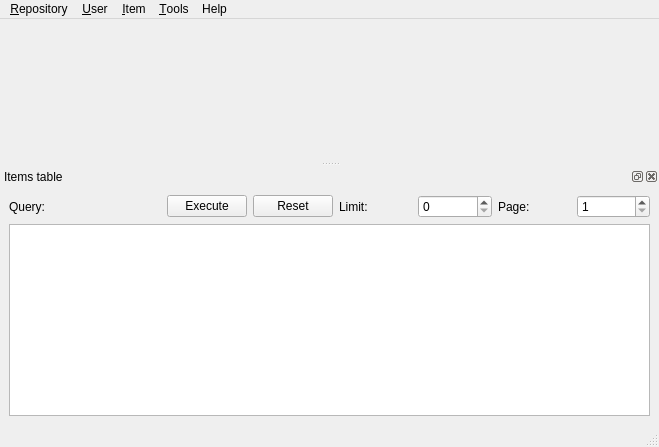
Qt form ui/mainwindow.ui (vlkv/reggata) before a commit.
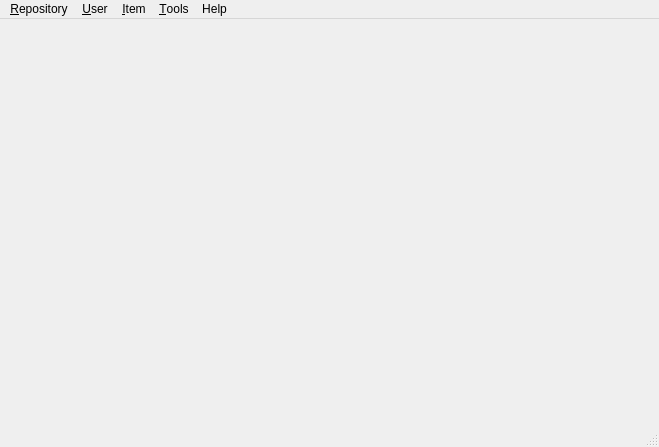
The same form after that commit. Icons and pictures are not drawn.

Commit message: Refactoring: move items table to a separate dock widget class

```diff
--- a/ui/mainwindow.ui
+++ b/ui/mainwindow.ui
@@ -112,95 +112,9 @@
    <addaction name="menuTools" />
    <addaction name="menuHelp" />
   </widget>
-  <widget class="QStatusBar" name="statusbar" />
-  <widget class="QDockWidget" name="dockWidget_items_table" >
-   <property name="floating" >
-    <bool>false</bool>
-   </property>
-   <property name="features" >
-    <set>QDockWidget::AllDockWidgetFeatures</set>
-   </property>
-   <property name="windowTitle" >
-    <string>Items table</string>
-   </property>
-   <attribute name="dockWidgetArea" >
-    <number>8</number>
-   </attribute>
-   <widget class="QWidget" name="dockWidgetContents" >
-    <layout class="QVBoxLayout" name="verticalLayout" >
-     <item>
-      <layout class="QHBoxLayout" name="horizontalLayout" >
-       <item>
-        <widget class="QLabel" name="label" >
-         <property name="text" >
-          <string>Query:</string>
-         </property>
-        </widget>
-       </item>
-       <item>
-        <widget class="QWidget" native="1" name="widget_lineEdit_query" />
-       </item>
-       <item>
-        <widget class="QPushButton" name="pushButton_query_exec" >
-         <property name="text" >
-          <string>Execute</string>
-         </property>
-        </widget>
-       </item>
-       <item>
-        <widget class="QPushButton" name="pushButton_query_reset" >
-         <property name="text" >
-          <string>Reset</string>
-         </property>
-        </widget>
-       </item>
-       <item>
-        <widget class="QLabel" name="label_2" >
-         <property name="text" >
-          <string>Limit:</string>
-         </property>
-        </widget>
-       </item>
-       <item>
-        <widget class="QSpinBox" name="spinBox_limit" >
-         <property name="toolTip" >
-          <string>Maximum number of rows per page to display (0 - no limit).</string>
-         </property>
-         <property name="maximum" >
-          <number>1000000</number>
-         </property>
-         <property name="singleStep" >
-          <number>20</number>
-         </property>
-        </widget>
-       </item>
-       <item>
-        <widget class="QLabel" name="label_3" >
-         <property name="text" >
-          <string>Page:</string>
-         </property>
-        </widget>
-       </item>
-       <item>
-        <widget class="QSpinBox" name="spinBox_page" >
-         <property name="minimum" >
-          <number>1</number>
-         </property>
-         <property name="maximum" >
-          <number>1000000</number>
-         </property>
-        </widget>
-       </item>
-      </layout>
-     </item>
-     <item>
-      <widget class="QTableView" name="tableView_items" />
-     </item>
-    </layout>
-   </widget>
-  </widget>
-  <action name="action_repo_create" >
-   <property name="text" >
+  <widget class="QStatusBar" name="statusbar"/>
+  <action name="action_repo_create">
+   <property name="text">
     <string>&amp;New</string>
    </property>
   </action>
```
Left out of the diff: 261 changed lines with no effect on the pictures. The commit also changes 5 other files.
